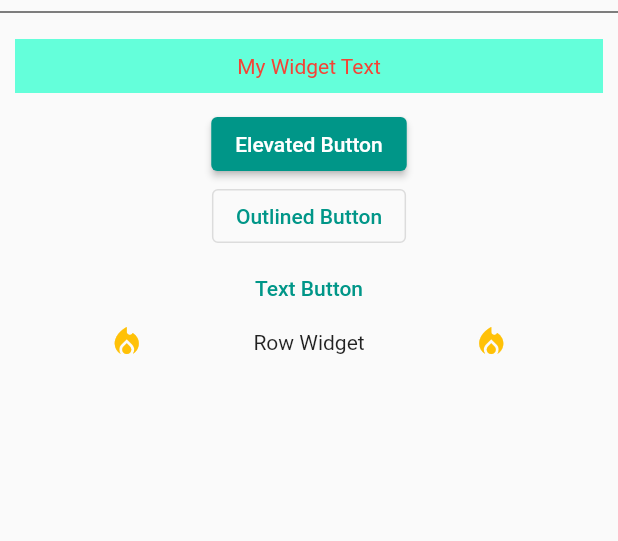
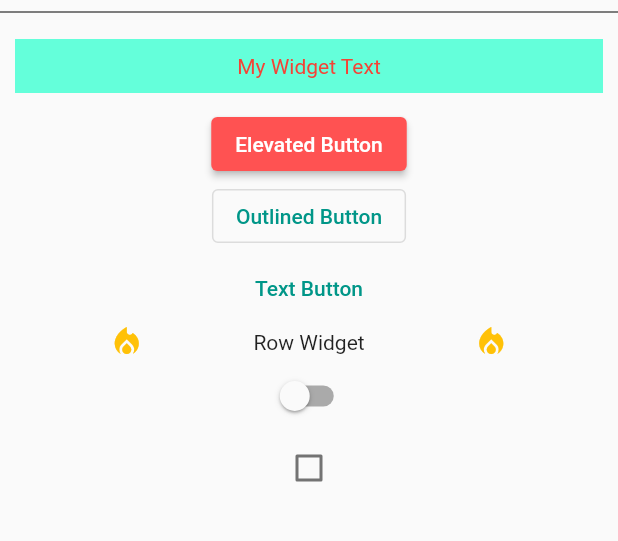
Before and after one commit to sylfleur/flutter_for_beginner, a Flutter app: the ApprendreFlutterPage screen opened directly, on a phone screen of 412 x 824 dp, the part 459-1000 px from its top. Run offline on Flutter 3.47's test engine with Material 2 defaults, Android fonts, the phone set to English and light mode, and no system bars.

Commit message:
Checkbox & Switch + change color with switch

```diff
--- a/lib/apprendre_flutter_page.dart
+++ b/lib/apprendre_flutter_page.dart
@@ -9,6 +9,8 @@ class ApprendreFlutterPage extends StatefulWidget {
 }
 
 class _ApprendreFlutterPageState extends State<ApprendreFlutterPage> {
+  bool isSwitch = false;
+  bool? isCheckbox = false;
   @override
   Widget build(BuildContext context) {
     return Scaffold(
@@ -24,7 +26,8 @@ class _ApprendreFlutterPageState extends State<ApprendreFlutterPage> {
           icon: const Icon(Icons.arrow_back),
         ),
       ),
-      body: Column(children: [
+      body: Column(
+        children: [
           Image.asset('images/flutter_logo.png'),
           // const SizedBox(height: 20),
           const Divider(color: Colors.black),
@@ -44,6 +47,9 @@ class _ApprendreFlutterPageState extends State<ApprendreFlutterPage> {
             ),
           ),
           ElevatedButton(
+            style: ElevatedButton.styleFrom(
+              primary: isSwitch? Colors.blueAccent: Colors.redAccent,
+            ),
             onPressed: () {
               debugPrint('Elevated Button');
             },
@@ -63,20 +69,39 @@ class _ApprendreFlutterPageState extends State<ApprendreFlutterPage> {
           ),
           GestureDetector(
             behavior: HitTestBehavior.opaque,
-          onTap: (){
+            onTap: () {
               debugPrint('Gesture Detector');
             },
             child: Row(
               // crossAxisAlignment: CrossAxisAlignment.center,
               mainAxisAlignment: MainAxisAlignment.spaceEvenly,
               children: const [
-              Icon(Icons.local_fire_department, color: Colors.amber,),
+                Icon(
+                  Icons.local_fire_department,
+                  color: Colors.amber,
+                ),
                 Text('Row Widget'),
-              Icon(Icons.local_fire_department, color: Colors.amber,),
+                Icon(
+                  Icons.local_fire_department,
+                  color: Colors.amber,
+                ),
               ],
             ),
           ),
-      ]),
+          Switch(
+              value: isSwitch,
+              onChanged: (bool value) {
+                setState(() {
+                  isSwitch = value;
+                },);
+              },),
+              Checkbox(value: isCheckbox, onChanged: (bool? value){
+                setState(() {
+                  isCheckbox = value;
+                });
+              })
+        ],
+      ),
     );
   }
 }
```
Lines whose indentation alone changed are shown as unchanged.
